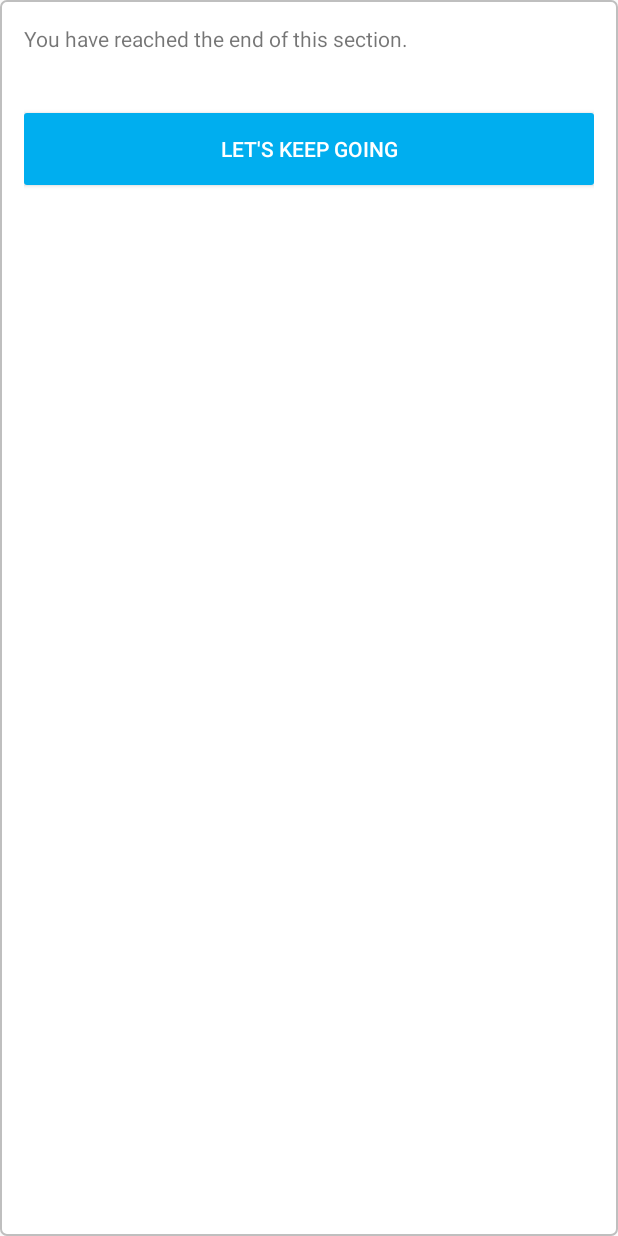
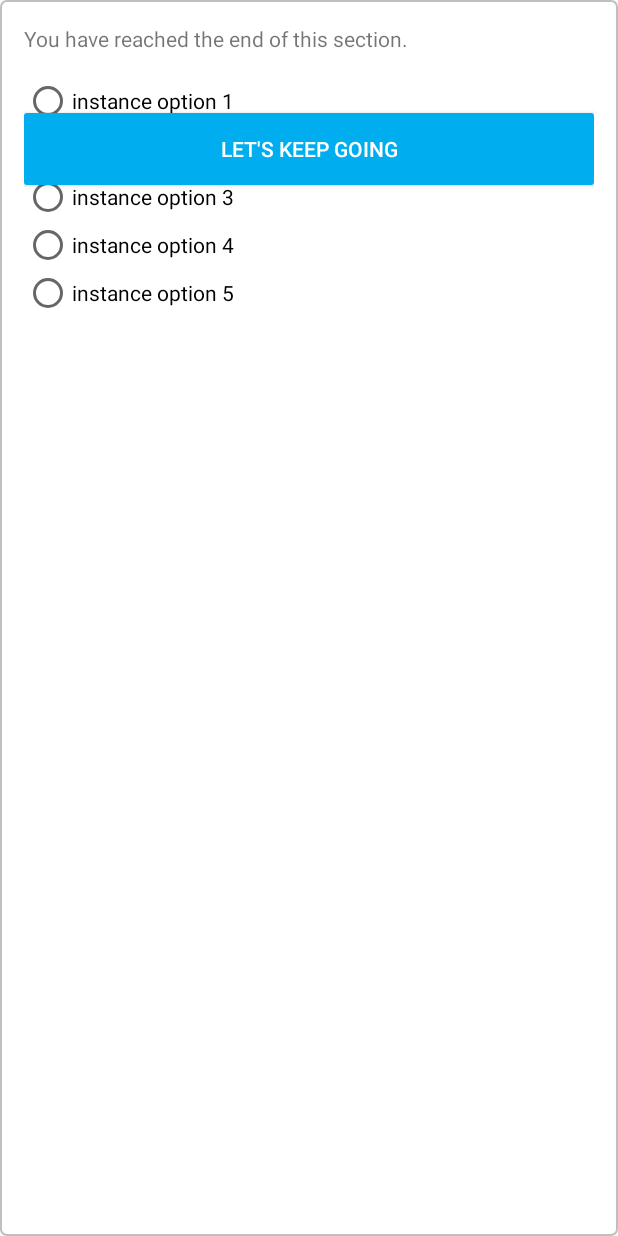
Before and after one commit to OregonGEARUP/Android, an Android app: the layout fragment_checkpoint.xml on its own in the app's theme, with its tools: preview values and no code run, on a phone screen of 412 x 824 dp. Run offline under Robolectric (Android 15) with nearby library versions, the light colour scheme and no system bars.

Commit message:
Hookup radio button instances in CheckpointFragment

```diff
--- a/app/src/main/res/layout/fragment_checkpoint.xml
+++ b/app/src/main/res/layout/fragment_checkpoint.xml
@@ -15,11 +15,11 @@
 		android:layout_width="match_parent"
 		android:layout_height="match_parent"
 		android:background="@drawable/checkpoint_background"
-		android:paddingTop="@dimen/activity_horizontal_margin"
+		android:orientation="vertical"
 		android:paddingBottom="@dimen/activity_horizontal_margin"
+		android:paddingEnd="@dimen/activity_vertical_margin"
 		android:paddingStart="@dimen/activity_vertical_margin"
-		android:paddingEnd="@dimen/activity_vertical_margin"
-		android:orientation="vertical">
+		android:paddingTop="@dimen/activity_horizontal_margin">
 
 		<TextView
 			android:id="@+id/text"
@@ -27,26 +27,74 @@
 			android:layout_height="wrap_content"
 			android:text="@{uxContext.description}"
 			android:textColor="@{uxContext.descriptionTextColor}"
-			tools:text="You have reached the end of this section."/>
+			tools:text="You have reached the end of this section." />
+
+		<RadioGroup
+			android:layout_width="match_parent"
+			android:layout_height="wrap_content"
+			android:layout_below="@id/text"
+			android:layout_marginTop="@dimen/baseline_unit_2x"
+			android:orientation="vertical"
+			android:visibility="@{uxContext.showInstances() ? View.VISIBLE : View.GONE, default=gone}">
+
+			<RadioButton
+				android:layout_width="wrap_content"
+				android:layout_height="wrap_content"
+				android:text="@{uxContext.getInstancePrompt(0)}"
+				tools:text="instance option 1" />
+
+			<RadioButton
+				android:layout_width="wrap_content"
+				android:layout_height="wrap_content"
+				android:text="@{uxContext.getInstancePrompt(1)}"
+				android:visibility="@{uxContext.showInstance(1) ? View.VISIBLE : View.GONE}"
+				tools:text="instance option 2"
+				tools:visibility="visible"/>
+
+			<RadioButton
+				android:layout_width="wrap_content"
+				android:layout_height="wrap_content"
+				android:text="@{uxContext.getInstancePrompt(2)}"
+				android:visibility="@{uxContext.showInstance(2) ? View.VISIBLE : View.GONE}"
+				tools:text="instance option 3"
+				tools:visibility="visible"/>
+
+			<RadioButton
+				android:layout_width="wrap_content"
+				android:layout_height="wrap_content"
+				android:text="@{uxContext.getInstancePrompt(3)}"
+				android:visibility="@{uxContext.showInstance(3) ? View.VISIBLE : View.GONE}"
+				tools:text="instance option 4"
+				tools:visibility="visible"/>
+
+			<RadioButton
+				android:layout_width="wrap_content"
+				android:layout_height="wrap_content"
+				android:text="@{uxContext.getInstancePrompt(4)}"
+				android:visibility="@{uxContext.showInstance(4) ? View.VISIBLE : View.GONE}"
+				tools:text="instance option 5"
+				tools:visibility="visible"/>
+
+		</RadioGroup>
 
 		<Button
 			style="@style/GearUpButton"
 			android:layout_width="match_parent"
 			android:layout_height="wrap_content"
 			android:layout_below="@id/text"
+			android:layout_marginTop="@dimen/baseline_unit_5x"
 			android:text="@{uxContext.nextText}"
-			android:layout_marginTop="@dimen/baseline_unit_5x"
-			android:visibility="@{uxContext.showNextText ? View.VISIBLE : View.GONE}"
+			android:visibility="@{uxContext.showNextText ? View.VISIBLE : View.GONE, default=gone}"
 			tools:text="Let's keep going"
-			tools:visibility="visible"/>
+			tools:visibility="visible" />
 
 		<ImageView
 			android:layout_width="match_parent"
 			android:layout_height="wrap_content"
 			android:layout_alignParentBottom="true"
+			android:scaleType="fitCenter"
 			android:src="@{uxContext.image}"
-			android:scaleType="fitCenter"
-			android:visibility="@{uxContext.showStars ? View.VISIBLE : View.GONE}"/>
+			android:visibility="@{uxContext.showStars ? View.VISIBLE : View.GONE, default=gone}" />
 
 	</RelativeLayout>
 </layout>
```
Also changed, not shown: app/src/main/java/org/oregongoestocollege/itsaplan/data/Instance.java (+18 -3 lines), app/src/main/java/org/oregongoestocollege/itsaplan/viewmodel/CheckpointViewModel.java (+37 -0 lines).
